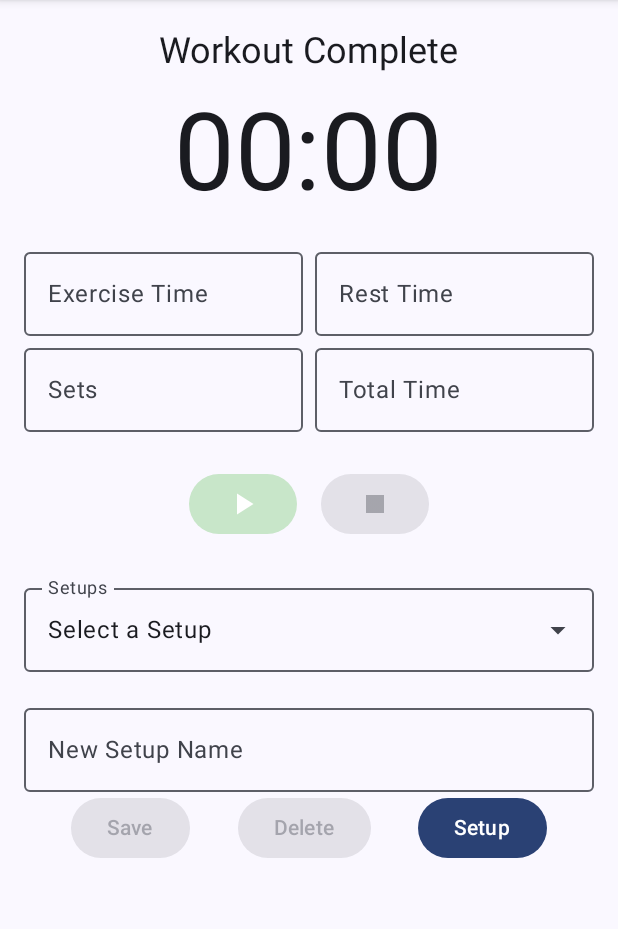
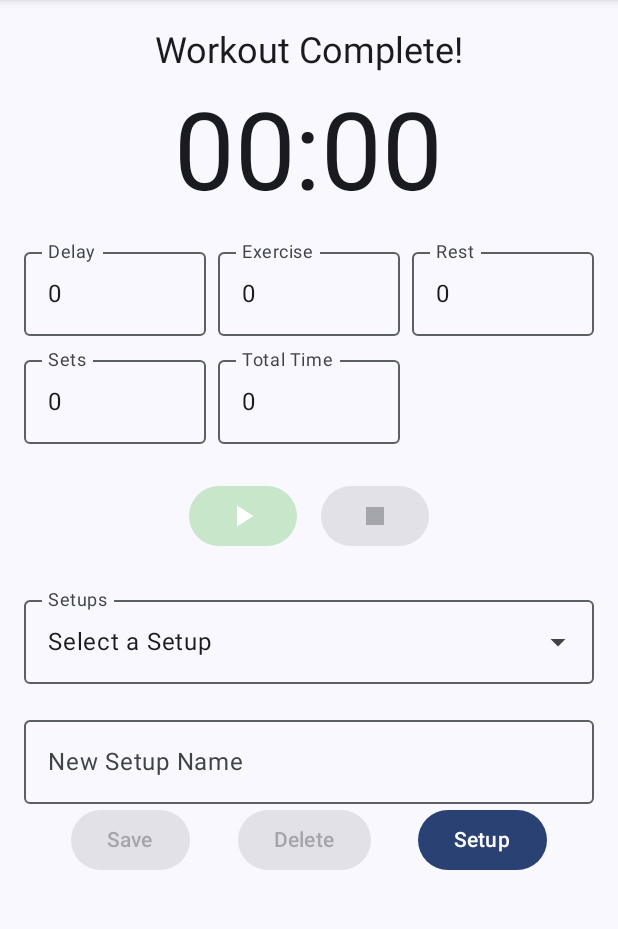
Before and after one commit to billweberx/PT_Timer_New, an Android app built with Jetpack Compose: the screen it shows after launch (MainActivity), after a tap on "Play", on a phone screen of 412 x 824 dp, the part 84-1013 px from its top. Run offline under Robolectric (Android 15) with nearby library versions, the phone set to English and light mode, and no system bars.

Commit message:
feat: Add Delay Time and refactor timer logic
This commit introduces a "Delay Time" feature, allowing a countdown before the exercise phase begins. It also refactors the core timer logic for better state management.

Key changes:

- **New "Delay Time" Feature:**
    - Added a "Delay" input field to the main screen UI and the Setup screen.
    - Updated `TimerSetup` data class and file handling to save/load the delay value, ensuring backward compatibility with old setup files.
    - The UI now correctly displays "0" for the delay time on app start and when loading older setups.

- **Timer Logic Overhaul:**
    - The main `timerCoroutine` has been significantly refactored to manage three distinct phases: `DELAY`, `EXERCISE`, and `REST`.
    - Replaced the `isExercisePhase` boolean with a more robust `currentPhase` string ("Delay", "Exercise", "Rest") for clearer state management.
    - The timer now correctly handles resuming from a paused state in any of the three phases.

- **Sound Playback Correction:**
    - The "start exercise" sound now correctly plays at the beginning of the `DELAY` phase (or `EXERCISE` if delay is 0) for each new set.
    - The "rest" and "complete" sounds continue to function as before.

- **UI and Code Cleanup:**
    - Refactored the input fields on the main screen into a cleaner two-row, multi-column layout.
    - Removed the unused `initialIsExercisePhase` parameter and related variables from the `onPlayPauseClick` logic and `timerCoroutine`, resolving a compiler warning.

```diff
--- a/app/src/main/java/com/billweberx/pt_timer/MainActivity.kt
+++ b/app/src/main/java/com/billweberx/pt_timer/MainActivity.kt
@@ -45,6 +45,10 @@ import java.util.Locale
 import kotlin.math.roundToInt
 import java.io.File
 import androidx.core.net.toUri
+import androidx.compose.foundation.layout.Row
+import androidx.compose.foundation.layout.width
+import androidx.compose.ui.unit.dp
+
 
 // Define AppSoundIds
 object AppSoundIds {
@@ -274,75 +278,106 @@ fun playSound(soundPool: SoundPool, activeStreamIds: SnapshotStateList<Int>, sou
         }
     }
 }
-
 suspend fun timerCoroutine(
     isSetsMode: Boolean,
+    delayDurationMs: Double, // <-- NEW
     exerciseDurationMs: Double,
     restDurationMs: Double,
     targetTotalWorkoutTimeMs: Double,
     workoutCompleted: MutableState<Boolean>,
     isResuming: Boolean,
     initialTimeLeftInPhaseMs: Double,
-    initialIsExercisePhase: Boolean,
     initialSetsRemaining: Int,
-    playSoundAction: (soundId: Int) -> Unit,
-    onUpdate: (timeLeftInPhase: Double, statusText: String, secondaryValue: Double) -> Unit,
-    onComplete: (finalStatus: String) -> Unit
+    initialStatus: String, // <-- NEW
+    playSoundAction: (Int) -> Unit,
+    onUpdate: (Double, String, Double) -> Unit,
+    onComplete: (String) -> Unit
 ) {
-    val tickIntervalMs = 100L
-    if (!isResuming) playSoundAction(AppSoundIds.EXERCISE_START_SOUND_ID)
+    var timeLeftInPhaseMs = initialTimeLeftInPhaseMs
+    var setsRemaining = initialSetsRemaining
+    var totalTimeElapsedMs = 0.0
 
-    if (isSetsMode) {
-        var setsLeft = initialSetsRemaining
-        var currentPhaseIsExercise = initialIsExercisePhase
-        var currentTimeLeftInPhaseMs = initialTimeLeftInPhaseMs
+    // Determine the starting phase based on resume status or initial conditions
+    var currentPhase = when {
+        isResuming && initialStatus == "Delay" -> "Delay"
+        isResuming && initialStatus == "Exercise" -> "Exercise"
+        isResuming && initialStatus == "Rest" -> "Rest"
+        delayDurationMs > 0 -> "Delay"
+        else -> "Exercise"
+    }
 
-        while (setsLeft > 0) {
-            while (currentTimeLeftInPhaseMs > 0) {
-                delay(tickIntervalMs)
-                currentTimeLeftInPhaseMs -= tickIntervalMs
-                onUpdate(currentTimeLeftInPhaseMs, if (currentPhaseIsExercise) "Exercise" else "Rest", setsLeft.toDouble())
-            }
-            if (currentPhaseIsExercise) {
-                setsLeft--
-                if (setsLeft <= 0) break
-                currentPhaseIsExercise = false
-                currentTimeLeftInPhaseMs = restDurationMs
-                playSoundAction(AppSoundIds.EXERCISE_REST_SOUND_ID)
-            } else {
-                currentPhaseIsExercise = true
-                currentTimeLeftInPhaseMs = exerciseDurationMs
+    // Play the start sound only when a brand new workout begins.
+    if (!isResuming) {
         playSoundAction(AppSoundIds.EXERCISE_START_SOUND_ID)
     }
+
+    val startTime = System.currentTimeMillis()
+    var lastTickTime = startTime
+
+    while (true) {
+        val currentTime = System.currentTimeMillis()
+        val deltaTime = currentTime - lastTickTime
+        lastTickTime = currentTime
+        timeLeftInPhaseMs -= deltaTime
+
+        // Update total time only in exercise and rest phases
+        if (currentPhase == "Exercise" || currentPhase == "Rest") {
+            totalTimeElapsedMs += deltaTime
         }
-    } else { // Total Time Mode
-        var totalTimeLeftMs = if (isResuming) initialTimeLeftInPhaseMs else targetTotalWorkoutTimeMs
-        var currentPhaseIsExercise = initialIsExercisePhase
-        var phaseTimeLeftMs = if (isResuming) initialTimeLeftInPhaseMs else exerciseDurationMs
-        if(isResuming) phaseTimeLeftMs = initialTimeLeftInPhaseMs
 
-        while (totalTimeLeftMs > 0) {
-            while (phaseTimeLeftMs > 0 && totalTimeLeftMs > 0) {
-                delay(tickIntervalMs)
-                phaseTimeLeftMs -= tickIntervalMs
-                totalTimeLeftMs -= tickIntervalMs
-                onUpdate(phaseTimeLeftMs, if (currentPhaseIsExercise) "Exercise" else "Rest", totalTimeLeftMs)
+        // Determine secondary value based on mode
+        val secondaryValue = if (isSetsMode) {
+            setsRemaining.toDouble()
+        } else {
+            targetTotalWorkoutTimeMs - totalTimeElapsedMs
         }
-            if (totalTimeLeftMs <= 0) break
-            if (currentPhaseIsExercise) {
-                currentPhaseIsExercise = false
-                phaseTimeLeftMs = restDurationMs
-                if (phaseTimeLeftMs > 0) playSoundAction(AppSoundIds.EXERCISE_REST_SOUND_ID)
+
+        onUpdate(timeLeftInPhaseMs, currentPhase, secondaryValue)
+
+        if (timeLeftInPhaseMs <= 0) {
+            when (currentPhase) {
+                "Delay" -> {
+                    // After delay, move to exercise
+                    currentPhase = "Exercise"
+                    timeLeftInPhaseMs = exerciseDurationMs
+                }
+                "Exercise" -> {
+                    if (!isSetsMode && totalTimeElapsedMs >= targetTotalWorkoutTimeMs) {
+                        workoutCompleted.value = true
+                        onComplete("Workout Complete!")
+                        playSoundAction(AppSoundIds.EXERCISE_COMPLETE_SOUND_ID)
+                        return
+                    }
+                    // After exercise, move to rest
+                    currentPhase = "Rest"
+                    timeLeftInPhaseMs = restDurationMs
+                    playSoundAction(AppSoundIds.EXERCISE_REST_SOUND_ID)
+                }
+                "Rest" -> {
+                    setsRemaining--
+                    if (isSetsMode && setsRemaining <= 0) {
+                        workoutCompleted.value = true
+                        onComplete("Workout Complete!")
+                        playSoundAction(AppSoundIds.EXERCISE_COMPLETE_SOUND_ID)
+                        return
+                    }
+
+                    // Play start sound for the next set/rep
+                    playSoundAction(AppSoundIds.EXERCISE_START_SOUND_ID)
+
+                    // After rest, move to delay if it exists, otherwise to exercise
+                    if (delayDurationMs > 0) {
+                        currentPhase = "Delay"
+                        timeLeftInPhaseMs = delayDurationMs
                     } else {
-                currentPhaseIsExercise = true
-                phaseTimeLeftMs = exerciseDurationMs
-                playSoundAction(AppSoundIds.EXERCISE_START_SOUND_ID)
+                        currentPhase = "Exercise"
+                        timeLeftInPhaseMs = exerciseDurationMs
                     }
                 }
             }
-    onComplete("Workout Complete")
-    workoutCompleted.value = true
-    playSoundAction(AppSoundIds.EXERCISE_COMPLETE_SOUND_ID)
+        }
+        delay(16) // Roughly 60 FPS updates
+    }
 }
 
 // --- MAIN UI COMPOSABLE ---
@@ -372,16 +407,19 @@ fun PTTimerScreen(viewModel: TimerViewModel, _onNavigateToSetup: () -> Unit) {
     var restTime by remember { mutableDoubleStateOf(0.0) }
     var sets by remember { mutableDoubleStateOf(0.0) }
     var totalTime by remember { mutableDoubleStateOf(0.0) }
+    var delayTime by remember { mutableDoubleStateOf(0.0) }
 
-    var exerciseTextFieldValue by remember { mutableStateOf(TextFieldValue()) }
-    var restTextFieldValue by remember { mutableStateOf(TextFieldValue()) }
-    var setsTextFieldValue by remember { mutableStateOf(TextFieldValue()) }
-    var totalTimeTextFieldValue by remember { mutableStateOf(TextFieldValue()) }
+    var exerciseTextFieldValue by remember { mutableStateOf(TextFieldValue("0")) }
+    var restTextFieldValue by remember { mutableStateOf(TextFieldValue("0")) }
+    var setsTextFieldValue by remember { mutableStateOf(TextFieldValue("0")) }
+    var totalTimeTextFieldValue by remember { mutableStateOf(TextFieldValue("0")) }
+    var delayTextFieldValue by remember { mutableStateOf(TextFieldValue("0")) }
 
     var exerciseError by remember { mutableStateOf<String?>(null) }
     var restError by remember { mutableStateOf<String?>(null) }
     var setsError by remember { mutableStateOf<String?>(null) }
     var totalTimeError by remember { mutableStateOf<String?>(null) }
+    var delayError by remember { mutableStateOf<String?>(null) }
 
     var selectedSetup by remember { mutableStateOf<String?>(null) }
     var newSetupName by remember { mutableStateOf(TextFieldValue("")) }
@@ -455,24 +493,33 @@ fun PTTimerScreen(viewModel: TimerViewModel, _onNavigateToSetup: () -> Unit) {
             val isResumingFromPause = isPaused
             timerJob = coroutineScope.launch {
                 isRunning = true
+                // Determine starting time based on delay
+                val hasDelay = delayTime > 0
                 if (!isResumingFromPause) {
-                    timeLeftInCurrentPhaseMs = exerciseTime * 1000
+                    // If not resuming, start with delay time if available, otherwise exercise time
+                    timeLeftInCurrentPhaseMs = if (hasDelay) delayTime * 1000 else exerciseTime * 1000
                     secondaryDisplayValue = if (useSetsMode) sets else totalTime * 1000
                 }
-                val initialTime = if (isResumingFromPause) pausedTimeLeftInCurrentPhaseMs else exerciseTime * 1000
-                val initialIsExercise = true
+
+                val initialTime = if (isResumingFromPause) pausedTimeLeftInCurrentPhaseMs else timeLeftInCurrentPhaseMs
+                // If there's a delay, we start in the "delay" phase, which is not the "exercise" phase.
+                val initialIsExercise = if (isResumingFromPause) status == "Exercise" else !hasDelay
                 val initialSets = if (isResumingFromPause) pausedCurrentSetsRemaining.toInt() else sets.toInt()
 
+                // Find the timerCoroutine function definition and add the new parameter to it.
                 timerCoroutine(
                     isSetsMode = useSetsMode,
+                    delayDurationMs = delayTime * 1000, // <-- PASS THE DELAY
                     exerciseDurationMs = exerciseTime * 1000,
                     restDurationMs = restTime * 1000,
                     targetTotalWorkoutTimeMs = totalTime * 1000,
                     workoutCompleted = workoutCompleted,
                     isResuming = isResumingFromPause,
                     initialTimeLeftInPhaseMs = initialTime,
-                    initialIsExercisePhase = initialIsExercise,
+                    // The initial phase is now more complex, we'll handle it inside the coroutine
                     initialSetsRemaining = initialSets,
+                    // The status will also be needed to properly resume
+                    initialStatus = if (isResumingFromPause) status else "Ready",
                     playSoundAction = { soundId -> playSound(soundPool, activeStreamIds, soundId) },
                     onUpdate = { timeLeftInPhase, statusText, secondaryVal ->
                         timeLeftInCurrentPhaseMs = timeLeftInPhase
@@ -490,6 +537,7 @@ fun PTTimerScreen(viewModel: TimerViewModel, _onNavigateToSetup: () -> Unit) {
             isPaused = false
         }
     }
+
 
     val onStopClick = {
         timerJob?.cancel()
@@ -528,30 +576,101 @@ fun PTTimerScreen(viewModel: TimerViewModel, _onNavigateToSetup: () -> Unit) {
         }
 
         item {
-            Row(modifier = Modifier.fillMaxWidth(), horizontalArrangement = Arrangement.SpaceEvenly) {
-                TimerInputColumn(label = "Exercise Time", value = exerciseTextFieldValue, onValueChange = {
+            // --- FIRST ROW OF INPUTS: Delay, Exercise, Rest ---
+            Row(
+                modifier = Modifier.fillMaxWidth(),
+                horizontalArrangement = Arrangement.spacedBy(8.dp)
+            ) {
+                // Delay Time Input
+                TimerInputColumn(
+                    label = "Delay",
+                    value = delayTextFieldValue,
+                    onValueChange = {
+                        delayTextFieldValue = it
+                        validateAndSave(it.text, true, { e -> delayError = e }) { v -> delayTime = v }
+                    },
+                    isError = delayError != null,
+                    errorMessage = delayError,
+                    modifier = Modifier.weight(1f)
+                )
+
+                // Exercise Time Input
+                TimerInputColumn(
+                    label = "Exercise",
+                    value = exerciseTextFieldValue,
+                    onValueChange = {
                         exerciseTextFieldValue = it
                         validateAndSave(it.text, false, { e -> exerciseError = e }) { v -> exerciseTime = v }
-                }, isError = exerciseError != null, errorMessage = exerciseError, modifier = Modifier.weight(1f))
-                Spacer(modifier = Modifier.width(8.dp))
-                TimerInputColumn(label = "Rest Time", value = restTextFieldValue, onValueChange = {
+                    },
+                    isError = exerciseError != null,
+                    errorMessage = exerciseError,
+                    modifier = Modifier.weight(1f)
+                )
+
+                // Rest Time Input
+                TimerInputColumn(
+                    label = "Rest",
+                    value = restTextFieldValue,
+                    onValueChange = {
                         restTextFieldValue = it
                         validateAndSave(it.text, true, { e -> restError = e }) { v -> restTime = v }
-                }, isError = restError != null, errorMessage = restError, modifier = Modifier.weight(1f))
+                    },
+                    isError = restError != null,
+                    errorMessage = restError,
+                    modifier = Modifier.weight(1f)
+                )
             }
-            Row(modifier = Modifier.fillMaxWidth(), horizontalArrangement = Arrangement.SpaceEvenly) {
-                TimerInputColumn(label = "Sets", value = setsTextFieldValue, onValueChange = {
+
+            Spacer(modifier = Modifier.height(8.dp))
+
+            // --- SECOND ROW OF INPUTS: Sets, Total Time ---
+            Row(
+                modifier = Modifier.fillMaxWidth(),
+                horizontalArrangement = Arrangement.spacedBy(8.dp)
+            ) {
+                // Sets Input
+                TimerInputColumn(
+                    label = "Sets",
+                    value = setsTextFieldValue,
+                    onValueChange = {
                         setsTextFieldValue = it
                         validateAndSave(it.text, true, { e -> setsError = e }) { v -> sets = v }
-                }, isError = setsError != null, errorMessage = setsError, keyboardType = KeyboardType.Number, modifier = Modifier.weight(1f))
-                Spacer(modifier = Modifier.width(8.dp))
-                TimerInputColumn(label = "Total Time", value = totalTimeTextFieldValue, onValueChange = {
+                        // When sets are edited, clear total time
+                        if (it.text.isNotEmpty()) {
+                            totalTime = 0.0
+                            totalTimeTextFieldValue = TextFieldValue()
+                        }
+                    },
+                    isError = setsError != null,
+                    errorMessage = setsError,
+                    modifier = Modifier.weight(1f)
+                )
+
+                // Total Time Input
+                TimerInputColumn(
+                    label = "Total Time",
+                    value = totalTimeTextFieldValue,
+                    onValueChange = {
                         totalTimeTextFieldValue = it
                         validateAndSave(it.text, true, { e -> totalTimeError = e }) { v -> totalTime = v }
-                }, isError = totalTimeError != null, errorMessage = totalTimeError, modifier = Modifier.weight(1f))
+                        // When total time is edited, clear sets
+                        if (it.text.isNotEmpty()) {
+                            sets = 0.0
+                            setsTextFieldValue = TextFieldValue()
                         }
-            Spacer(modifier = Modifier.height(24.dp))
+                    },
+                    isError = totalTimeError != null,
+                    errorMessage = totalTimeError,
+                    modifier = Modifier.weight(1f)
+                )
+
+                // This Spacer acts as a placeholder to fill the third column
+                Spacer(modifier = Modifier.weight(1f))
             }
+            Spacer(modifier = Modifier.height(24.dp)) // This spacer was already there
+        }
+
+// ... continue with the next item { } block for the buttons ...
 
         item {
             Row(horizontalArrangement = Arrangement.spacedBy(16.dp)) {
@@ -569,7 +688,35 @@ fun PTTimerScreen(viewModel: TimerViewModel, _onNavigateToSetup: () -> Unit) {
             ExposedDropdownMenuBox(expanded = expanded, onExpandedChange = { expanded = !expanded }) {
                 OutlinedTextField(
                     value = selectedSetup ?: "Select a Setup",
-                    onValueChange = {},
+                    onValueChange = {
+                        // Inside the onValueChange of the ExposedDropdownMenuBox
+                        val setup = loadedSetups.find { it.name == newSetupName.text }
+                        if (setup != null) {
+                            selectedSetup = setup.name
+
+                            // Update state variables from the selected setup
+                            delayTime = setup.config.delayTime
+                            exerciseTime = setup.config.exerciseTime
+                            restTime = setup.config.restTime
+                            sets = setup.config.sets
+                            totalTime = setup.config.totalTime
+
+                            // Update TextField values to reflect the change
+                            delayTextFieldValue = TextFieldValue(formatForTextField(delayTime))
+                            exerciseTextFieldValue = TextFieldValue(formatForTextField(exerciseTime))
+                            restTextFieldValue = TextFieldValue(formatForTextField(restTime))
+                            setsTextFieldValue = TextFieldValue(formatForTextField(sets, isInteger = true))
+                            totalTimeTextFieldValue = TextFieldValue(formatForTextField(totalTime))
+
+                            // Clear any previous errors
+                            delayError = null // <-- ADD THIS
+                            exerciseError = null
+                            restError = null
+                            setsError = null
+                            totalTimeError = null
+                        }
+
+                    },
                     readOnly = true,
                     label = { Text("Setups") },
                     trailingIcon = { ExposedDropdownMenuDefaults.TrailingIcon(expanded = expanded) },
```
Also changed, not shown: 2 other files. Lines whose indentation alone changed are shown as unchanged.
